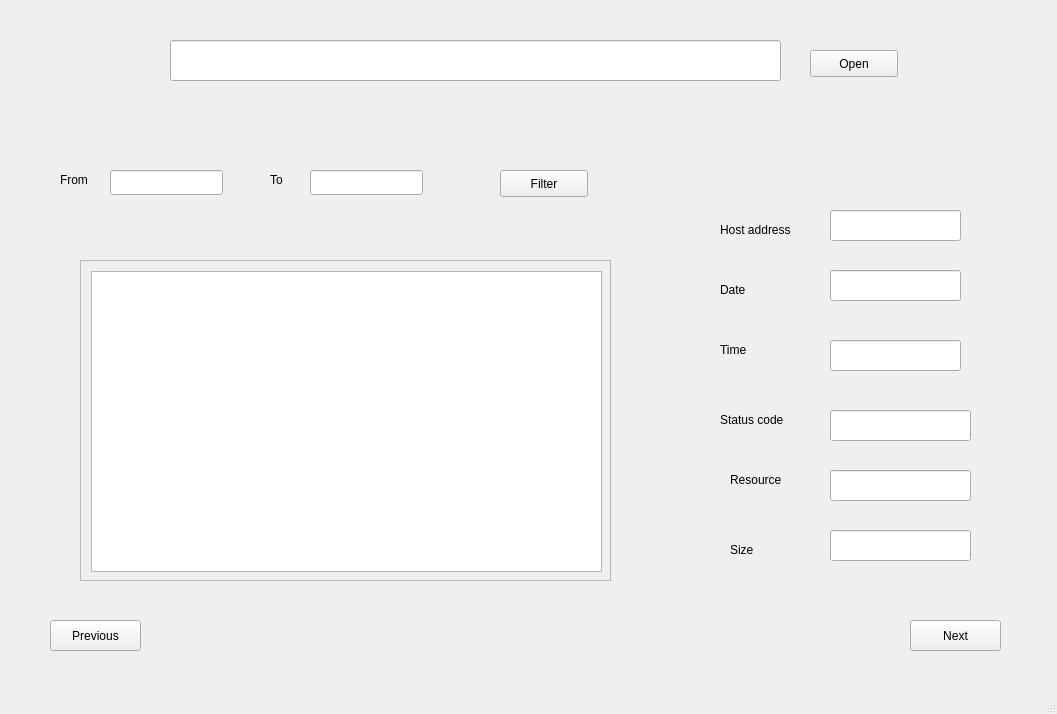
Old version of the form Lab8_JSkrytptowe/log_ui.ui in the repository Voldziu/LabySkryptowe.
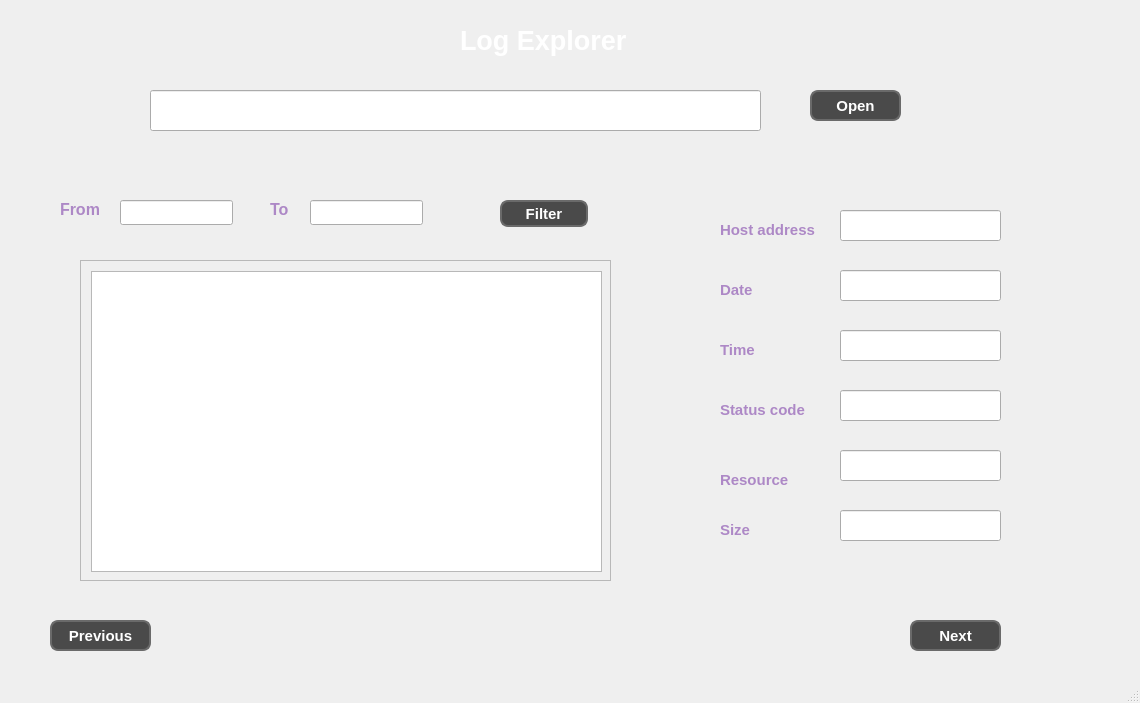
New version of the form.

What changed in the file:
```diff
--- a/Lab8_JSkrytptowe/log_ui.ui
+++ b/Lab8_JSkrytptowe/log_ui.ui
@@ -6,23 +6,45 @@
    <rect>
     <x>0</x>
     <y>0</y>
-    <width>1057</width>
-    <height>714</height>
+    <width>1140</width>
+    <height>703</height>
    </rect>
   </property>
   <property name="windowTitle">
    <string>MainWindow</string>
   </property>
+  <property name="styleSheet">
+   <string notr="true"/>
+  </property>
   <widget class="QWidget" name="centralwidget">
    <widget class="QPushButton" name="openLogButton">
     <property name="geometry">
      <rect>
       <x>810</x>
-      <y>50</y>
-      <width>88</width>
-      <height>27</height>
+      <y>90</y>
+      <width>91</width>
+      <height>31</height>
      </rect>
     </property>
+    <property name="styleSheet">
+     <string notr="true">QPushButton {
+    font-family: &quot;Arial&quot;, sans-serif;  
+    font-size: 11pt;  
+    font-weight: bold;  
+    color: #ffffff;  
+    background-color: #4a4a4a; 
+    border: 2px solid #6a6a6a;  
+    border-radius: 8px; 
+    padding: 5px 15px; 
+}
+
+QPushButton:hover {
+    background-color: #5a5a5a; 
+    border-color: #8a8a8a;  
+    color: #ffffff;  
+}
+</string>
+    </property>
     <property name="text">
      <string>Open</string>
     </property>
@@ -30,8 +52,8 @@
    <widget class="QLineEdit" name="logPathEdit">
     <property name="geometry">
      <rect>
-      <x>170</x>
-      <y>40</y>
+      <x>150</x>
+      <y>90</y>
       <width>611</width>
       <height>41</height>
      </rect>
@@ -40,8 +62,8 @@
    <widget class="QLineEdit" name="fromDateEdit">
     <property name="geometry">
      <rect>
-      <x>110</x>
-      <y>170</y>
+      <x>120</x>
+      <y>200</y>
       <width>113</width>
       <height>25</height>
      </rect>
@@ -51,7 +73,7 @@
     <property name="geometry">
      <rect>
       <x>310</x>
-      <y>170</y>
+      <y>200</y>
       <width>113</width>
       <height>25</height>
      </rect>
@@ -61,11 +83,20 @@
     <property name="geometry">
      <rect>
       <x>60</x>
-      <y>170</y>
+      <y>200</y>
       <width>41</width>
       <height>19</height>
      </rect>
     </property>
+    <property name="styleSheet">
+     <string notr="true">QLabel {
+     font-family: &quot;Arial&quot;, sans-serif; 
+    font-size: 12pt; 
+    color: #AD88C6;  
+    font-weight: bold;  
+    text-align: center; 
+}</string>
+    </property>
     <property name="text">
      <string>From</string>
     </property>
@@ -74,11 +105,20 @@
     <property name="geometry">
      <rect>
       <x>270</x>
-      <y>170</y>
+      <y>200</y>
       <width>31</width>
       <height>19</height>
      </rect>
     </property>
+    <property name="styleSheet">
+     <string notr="true">QLabel {
+     font-family: &quot;Arial&quot;, sans-serif; 
+    font-size: 12pt; 
+    color: #AD88C6;  
+    font-weight: bold;  
+    text-align: center; 
+}</string>
+    </property>
     <property name="text">
      <string>To</string>
     </property>
@@ -87,11 +127,30 @@
     <property name="geometry">
      <rect>
       <x>500</x>
-      <y>170</y>
+      <y>200</y>
       <width>88</width>
       <height>27</height>
      </rect>
     </property>
+    <property name="styleSheet">
+     <string notr="true">QPushButton {
+    font-family: &quot;Arial&quot;, sans-serif;  
+    font-size: 11pt;  
+    font-weight: bold;  
+    color: white;  
+    background-color: #4a4a4a; 
+    border: 2px solid #6a6a6a;  
+    border-radius: 8px; 
+    padding: 5px 15px; 
+}
+
+QPushButton:hover {
+    background-color: #5a5a5a; 
+    border-color: #8a8a8a;  
+    color: #ffffff;  
+}
+</string>
+    </property>
     <property name="text">
      <string>Filter</string>
     </property>
@@ -105,6 +164,24 @@
       <height>31</height>
      </rect>
     </property>
+    <property name="styleSheet">
+     <string notr="true">QPushButton {
+    font-family: &quot;Arial&quot;, sans-serif;  
+    font-size: 11pt;  
+    font-weight: bold;  
+    color: #ffffff;  
+    background-color: #4a4a4a; 
+    border: 2px solid #6a6a6a;  
+    border-radius: 8px; 
+    padding: 5px 15px; 
+}
+
+QPushButton:hover {
+    background-color: #5a5a5a; 
+    border-color: #8a8a8a;  
+    color: #ffffff;  
+}</string>
+    </property>
     <property name="text">
      <string>Next</string>
     </property>
@@ -114,10 +191,28 @@
      <rect>
       <x>50</x>
       <y>620</y>
-      <width>91</width>
+      <width>101</width>
       <height>31</height>
      </rect>
     </property>
+    <property name="styleSheet">
+     <string notr="true">QPushButton {
+    font-family: &quot;Arial&quot;, sans-serif;  
+    font-size: 11pt;  
+    font-weight: bold;  
+    color: #ffffff;  
+    background-color: #4a4a4a; 
+    border: 2px solid #6a6a6a;  
+    border-radius: 8px; 
+    padding: 5px 15px; 
+}
+
+QPushButton:hover {
+    background-color: #5a5a5a; 
+    border-color: #8a8a8a;  
+    color: #ffffff;  
+}</string>
+    </property>
     <property name="text">
      <string>Previous</string>
     </property>
@@ -131,6 +226,16 @@
       <height>20</height>
      </rect>
     </property>
+    <property name="styleSheet">
+     <string notr="true">QLabel {
+     font-family: &quot;Arial&quot;, sans-serif; 
+    font-size: 11pt; 
+    color: #AD88C6;  
+    font-weight: bold;  
+    text-align: center; 
+}
+</string>
+    </property>
     <property name="text">
      <string>Host address</string>
     </property>
@@ -138,9 +243,9 @@
    <widget class="QLineEdit" name="hostAddressEdit">
     <property name="geometry">
      <rect>
-      <x>830</x>
+      <x>840</x>
       <y>210</y>
-      <width>131</width>
+      <width>161</width>
       <height>31</height>
      </rect>
     </property>
@@ -157,6 +262,15 @@
       <height>19</height>
      </rect>
     </property>
+    <property name="styleSheet">
+     <string notr="true">QLabel {
+     font-family: &quot;Arial&quot;, sans-serif; 
+    font-size: 11pt; 
+    color: #AD88C6;  
+    font-weight: bold;  
+    text-align: center; 
+}</string>
+    </property>
     <property name="text">
      <string>Date</string>
     </property>
@@ -164,9 +278,9 @@
    <widget class="QLineEdit" name="dateEdit">
     <property name="geometry">
      <rect>
-      <x>830</x>
+      <x>840</x>
       <y>270</y>
-      <width>131</width>
+      <width>161</width>
       <height>31</height>
      </rect>
     </property>
@@ -180,6 +294,15 @@
       <height>19</height>
      </rect>
     </property>
+    <property name="styleSheet">
+     <string notr="true">QLabel {
+     font-family: &quot;Arial&quot;, sans-serif; 
+    font-size: 11pt; 
+    color: #AD88C6;  
+    font-weight: bold;  
+    text-align: center; 
+}</string>
+    </property>
     <property name="text">
      <string>Time</string>
     </property>
@@ -187,9 +310,9 @@
    <widget class="QLineEdit" name="timeEdit">
     <property name="geometry">
      <rect>
-      <x>830</x>
-      <y>340</y>
-      <width>131</width>
+      <x>840</x>
+      <y>330</y>
+      <width>161</width>
       <height>31</height>
      </rect>
     </property>
@@ -197,9 +320,9 @@
    <widget class="QLineEdit" name="statusCodeEdit">
     <property name="geometry">
      <rect>
-      <x>830</x>
-      <y>410</y>
-      <width>141</width>
+      <x>840</x>
+      <y>390</y>
+      <width>161</width>
       <height>31</height>
      </rect>
     </property>
@@ -207,9 +330,9 @@
    <widget class="QLineEdit" name="resourceEdit">
     <property name="geometry">
      <rect>
-      <x>830</x>
-      <y>470</y>
-      <width>141</width>
+      <x>840</x>
+      <y>450</y>
+      <width>161</width>
       <height>31</height>
      </rect>
     </property>
@@ -217,12 +340,21 @@
    <widget class="QLabel" name="resourceLabel">
     <property name="geometry">
      <rect>
-      <x>730</x>
+      <x>720</x>
       <y>470</y>
       <width>68</width>
       <height>19</height>
      </rect>
     </property>
+    <property name="styleSheet">
+     <string notr="true">QLabel {
+     font-family: &quot;Arial&quot;, sans-serif; 
+    font-size: 11pt; 
+    color: #AD88C6;  
+    font-weight: bold;  
+    text-align: center; 
+}</string>
+    </property>
     <property name="text">
      <string>Resource</string>
     </property>
@@ -230,9 +362,9 @@
    <widget class="QLineEdit" name="sizeEdit">
     <property name="geometry">
      <rect>
-      <x>830</x>
-      <y>530</y>
-      <width>141</width>
+      <x>840</x>
+      <y>510</y>
+      <width>161</width>
       <height>31</height>
      </rect>
     </property>
@@ -240,12 +372,21 @@
    <widget class="QLabel" name="sizeLabel">
     <property name="geometry">
      <rect>
-      <x>730</x>
-      <y>540</y>
+      <x>720</x>
+      <y>520</y>
       <width>68</width>
       <height>19</height>
      </rect>
     </property>
+    <property name="styleSheet">
+     <string notr="true">QLabel {
+     font-family: &quot;Arial&quot;, sans-serif; 
+    font-size: 11pt; 
+    color: #AD88C6;  
+    font-weight: bold;  
+    text-align: center; 
+}</string>
+    </property>
     <property name="text">
      <string>Size</string>
     </property>
@@ -254,11 +395,20 @@
     <property name="geometry">
      <rect>
       <x>720</x>
-      <y>410</y>
+      <y>400</y>
       <width>91</width>
       <height>20</height>
      </rect>
     </property>
+    <property name="styleSheet">
+     <string notr="true">QLabel {
+     font-family: &quot;Arial&quot;, sans-serif; 
+    font-size: 11pt; 
+    color: #AD88C6;  
+    font-weight: bold;  
+    text-align: center; 
+}</string>
+    </property>
     <property name="text">
      <string>Status code</string>
     </property>
@@ -296,16 +446,28 @@
      </widget>
     </widget>
    </widget>
-  </widget>
-  <widget class="QMenuBar" name="menubar">
-   <property name="geometry">
-    <rect>
-     <x>0</x>
-     <y>0</y>
-     <width>1057</width>
-     <height>33</height>
-    </rect>
-   </property>
+   <widget class="QLabel" name="label">
+    <property name="geometry">
+     <rect>
+      <x>460</x>
+      <y>20</y>
+      <width>191</width>
+      <height>41</height>
+     </rect>
+    </property>
+    <property name="styleSheet">
+     <string notr="true">QLabel {
+     font-family: &quot;Arial&quot;, sans-serif; 
+    font-size: 20pt; 
+    color: white;  
+    font-weight: bold;  
+    text-align: center; 
+}</string>
+    </property>
+    <property name="text">
+     <string>Log Explorer</string>
+    </property>
+   </widget>
   </widget>
   <widget class="QStatusBar" name="statusbar"/>
  </widget>
```
Left out of the diff: 3 changed lines with no effect on the pictures.
